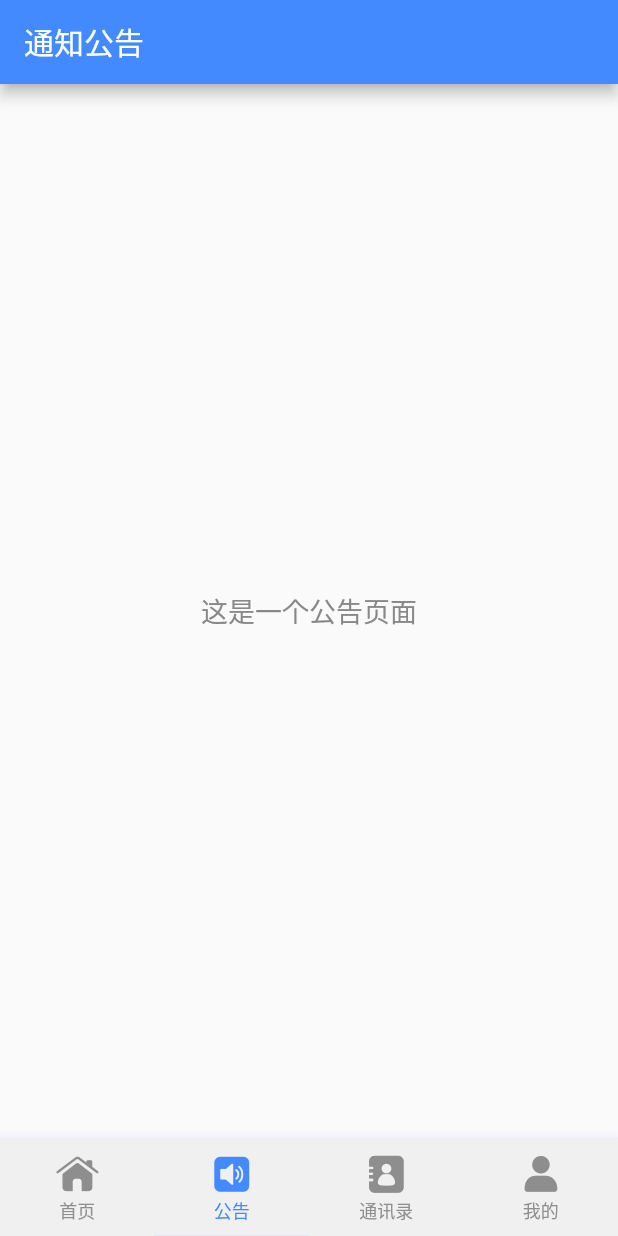
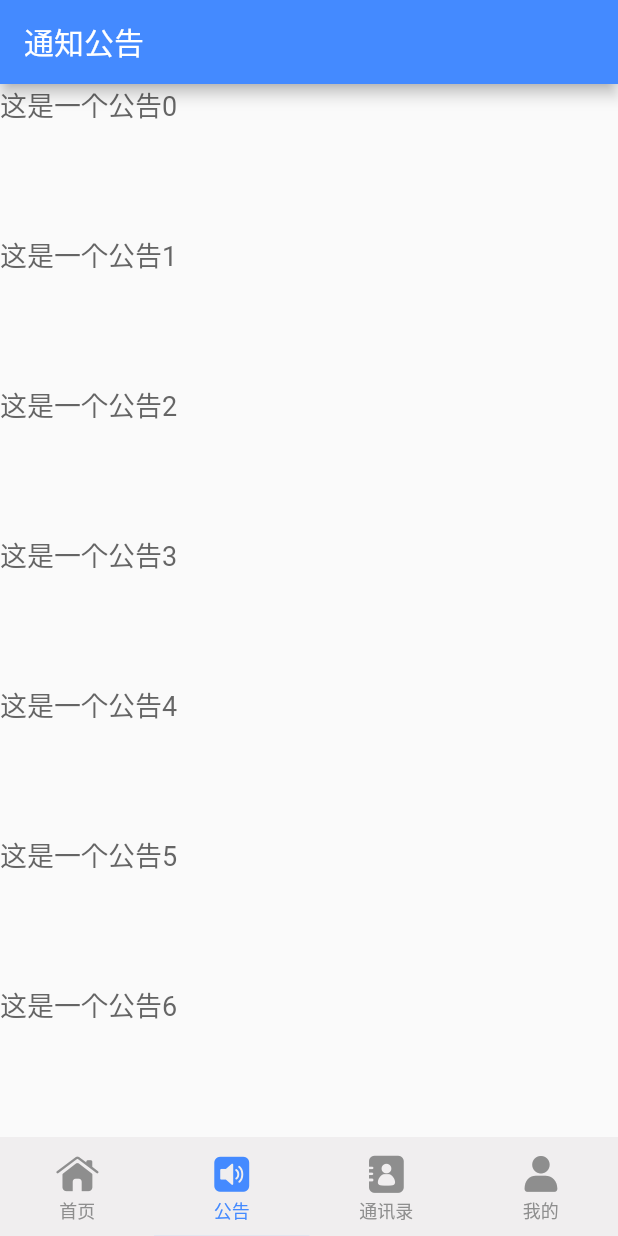
Before and after one commit to samCooker/flutter_demo, a Flutter app: the screen it shows after launch, item 2 of the bottom bar chosen, on a phone screen of 412 x 824 dp. Run offline on Flutter 3.47's test engine with Material 2 defaults, Android fonts, the phone set to English and light mode, and no system bars; drawn by our look-alikes of pull_to_refresh; our stand-ins replace fluro, flutter_swiper, shared_preferences, sqflite; accounts and stored records are empty; statements that could not run were skipped.

Commit message:
添加上拉下拉列表

```diff
--- a/lib/main.dart
+++ b/lib/main.dart
@@ -23,12 +23,19 @@ class MyApp extends StatelessWidget {
   Widget build(BuildContext context) {
     return MaterialApp(
       theme: new ThemeData(
-        primaryColor: Color(ThemeColor),
+        primaryColor: Colors.blueAccent,
+        buttonColor: Colors.blueAccent,
         backgroundColor: Color(0xFFEFEFEF),
         accentColor: Color(0xFF888888),
         textTheme: TextTheme(
+          headline: TextStyle(color: Color(0xDD4E4E4E), fontSize: 20.0,fontWeight: FontWeight.bold),
           //设置Material的默认字体样式
-          body1: TextStyle(color: Color(0xFF888888), fontSize: 18.0),
+          body1: TextStyle(color: Color(0xDD4E4E4E), fontSize: 18.0),
+          //加粗的字体，（首页菜单标题样式）
+          display1: TextStyle(color: Color(0xDD4E4E4E),fontSize: 16,fontWeight: FontWeight.bold),
+          //(首页菜单项样式)
+          display2: TextStyle(color: Color(0xDD4E4E4E),fontSize: 14,fontWeight: FontWeight.bold),
+          button: TextStyle(color: Colors.blueAccent,fontSize: 14.0,)
         ),
         iconTheme: IconThemeData(
           color: Color(ThemeColor),
--- /dev/null
+++ b/lib/model/model_menu.dart
@@ -0,0 +1,20 @@
+
+class MenuData {
+  String name;
+  String url;
+  String icon;
+  String color;
+
+  MenuData(this.name,this.url);
+
+  MenuData.fromJson(Map<String, dynamic> json)
+      :name=json['name'], url=json['url'], icon=json['icon'],color=json['color'];
+
+  int get iconHex{
+    if(icon!=null&&icon.trim()!=''){
+      // todo test
+      return 0xe679;
+    }
+    return 0xe679;
+  }
+}
--- a/lib/routers/app_routes.dart
+++ b/lib/routers/app_routes.dart
@@ -8,6 +8,7 @@ class AppRoutes {
   static void configureRoutes(Router router){
     //首页
     router.define("/index", handler: homeHandler);
+    router.define("/search", handler: searchHandler);
   }
 
 }
--- a/lib/routers/app_routes_handler.dart
+++ b/lib/routers/app_routes_handler.dart
@@ -2,7 +2,12 @@ import 'package:flutter/material.dart';
 import 'package:fluro/fluro.dart';
 
 import '../views/index.dart';
+import '../components/search_input.dart';
 
 var homeHandler = new Handler(handlerFunc: (BuildContext context, Map<String, List<String>> params) {
   return new MyHomePage();
 });
+
+var searchHandler = new Handler(handlerFunc: (BuildContext context, Map<String, List<String>> params) {
+  return new MaterialSearch();
+});
--- a/lib/routers/application.dart
+++ b/lib/routers/application.dart
@@ -2,10 +2,10 @@ import 'package:flutter/material.dart';
 import 'package:fluro/fluro.dart';
 
 import '../utils/shared_preferences.dart';
+import '../model/model_menu.dart';
 
 class Application {
   static Router router;
-  static TabController controller;
   static SpUtil sharePreferences;
-
+  static List<MenuData> menuList;
 }
--- a/lib/views/index.dart
+++ b/lib/views/index.dart
@@ -1,5 +1,5 @@
 import 'package:flutter/material.dart';
-import 'index_home.dart';
+import 'package:flutter_app/views/home/index_home.dart';
 import 'index_me.dart';
 import 'index_notice.dart';
 
@@ -67,7 +67,8 @@ class _MyHomePageState extends State<MyHomePage>
           children: <Widget>[
             new HomePage(),
             new NoticePage(),
-            new MePage()
+            new MePage(),
+            new MePage(),
           ]
       ),
       bottomNavigationBar: new Material(
@@ -75,17 +76,6 @@ class _MyHomePageState extends State<MyHomePage>
         child: SafeArea(
             child: Container(
               height: 66,
-              decoration: BoxDecoration(
-                  color: const Color(0xFFF0F0F0),
-                  boxShadow: <BoxShadow>[
-                    BoxShadow(
-                      color: const Color(0xFFF0F0FF),
-                      blurRadius: 2.0,
-                      spreadRadius: 1.0,
-                      offset: Offset(-1.0, -1.0),
-                    )
-                  ]
-              ),
               child: TabBar(
                 controller: tabController,
                 indicatorWeight: 0.1,
--- a/lib/views/index_notice.dart
+++ b/lib/views/index_notice.dart
@@ -1,4 +1,5 @@
 import 'package:flutter/material.dart';
+import 'package:pull_to_refresh/pull_to_refresh.dart';
 
 class NoticePage extends StatefulWidget {
 
@@ -9,7 +10,23 @@ class NoticePage extends StatefulWidget {
 
 }
 
-class NoticePageState extends State<NoticePage> {
+class NoticePageState extends State<NoticePage> with TickerProviderStateMixin {
+
+  List<Widget> items = [];
+  RefreshController _refreshController;
+
+  void _init() {
+    for (int i = 0; i < 14; i++) {
+      items.add(Text("这是一个公告$i"));
+    }
+  }
+
+  @override
+  void initState() {
+    _init();
+    _refreshController  = RefreshController();
+    super.initState();
+  }
 
   @override
   Widget build(BuildContext context) {
@@ -18,10 +35,51 @@ class NoticePageState extends State<NoticePage> {
         title: new Text("通知公告"),
         backgroundColor: Colors.blueAccent,
       ),
-      body: new Center(
-        child: new Text("这是一个公告页面"),
-      ),
+      body: SmartRefresher(
+          controller: _refreshController,
+          enablePullDown: true,
+          isNestWrapped: true,
+          header: ClassicHeader(
+            idleIcon: Container(),
+            idleText: "Load more...",
+          ),
+          enablePullUp: true,
+          onRefresh: () {
+            Future.delayed(const Duration(milliseconds: 2009))
+                .then((val) {
+              items = [];
+              items.add(Text("11111111"));
+
+              setState(() {
+                _refreshController.refreshCompleted();
+              });
+            });
+          },
+          onLoading: (){
+            Future.delayed(const Duration(milliseconds: 2009))
+                .then((val) {
+              setState(() {
+                items.add(Text("11111111"));
+                items.add(Text("11111111"));
+                items.add(Text("11111111"));
+                items.add(Text("11111111"));
+                items.add(Text("11111111"));
+                _refreshController.loadComplete();
+              });
+            });
+          },
+          child: ListView.builder(
+            itemExtent: 100.0,
+            itemCount: items.length,
+            itemBuilder: (context, index) => items[index],
+          )),
     );
   }
 
+  @override
+  void dispose() {
+    _refreshController.dispose();
+    super.dispose();
+  }
+
 }
```
Also changed, not shown: lib/components/search_input.dart (+70 -3 lines), lib/utils/http_common.dart (added, +15 -0 lines), lib/views/home/index_home.dart (added, +172 -0 lines), lib/views/home/my_menu_bloc.dart (added, +51 -0 lines), lib/views/index_home.dart (deleted, +0 -41 lines), pubspec.yaml (+7 -2 lines), assets/images/home-1.jpg (added), assets/images/home-2.jpg (added), assets/images/home-3.jpg (added), assets/images/home-4.jpg (added), 1 other file.
